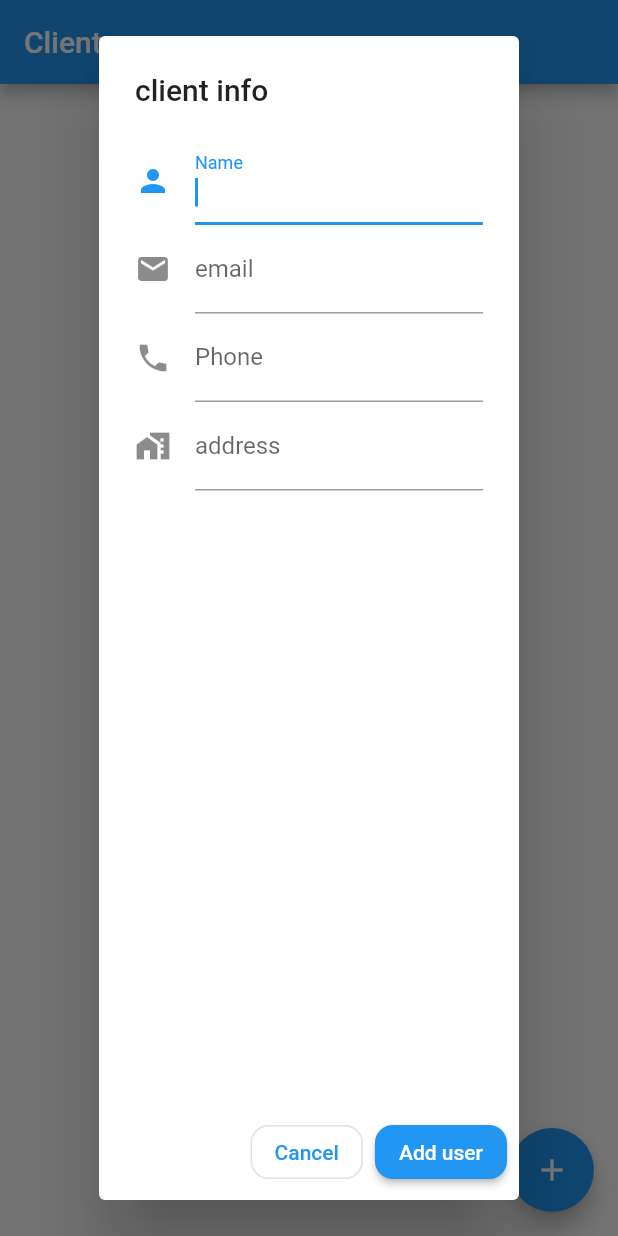
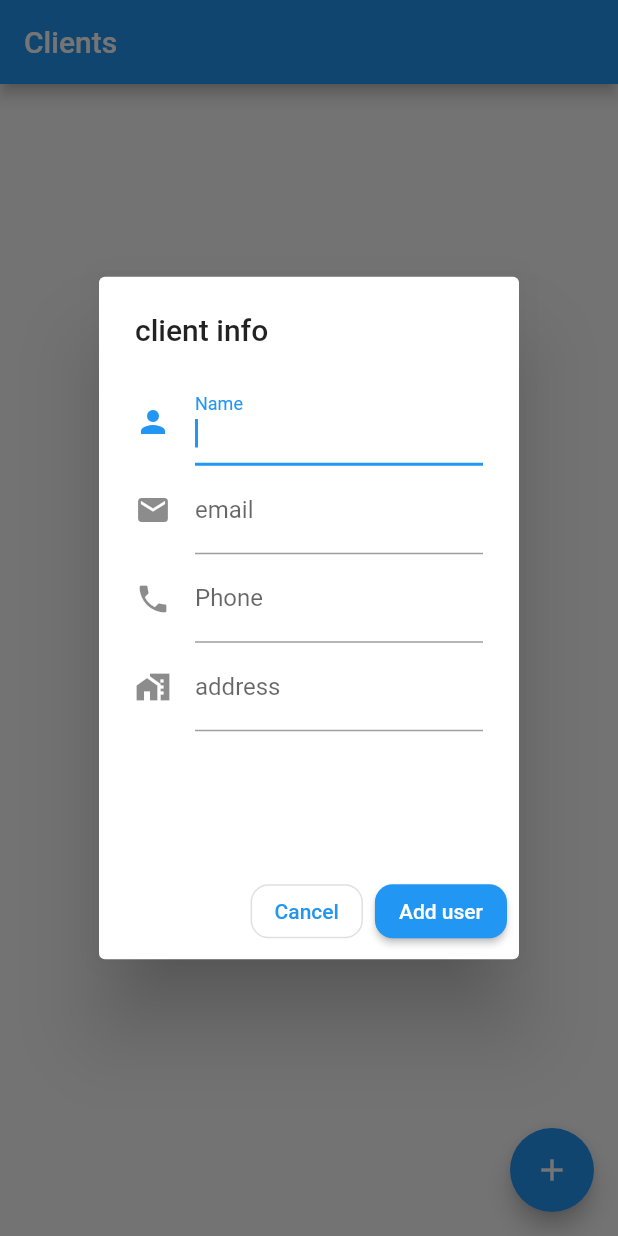
Before and after one commit to yosih48/clients-flutter, a Flutter app: the screen it shows after launch, after a tap on the "add" icon, on a phone screen of 412 x 824 dp. Run offline on Flutter 3.47's test engine with Material 2 defaults, Android fonts, the phone set to English and light mode, and no system bars; our stand-ins replace cloud_firestore, firebase_auth, firebase_core, fluttertoast, pin_code_fields; accounts and stored records are empty; generated files the repository leaves out were written again.

Commit message:
call screen style

```diff
--- a/lib/main.dart
+++ b/lib/main.dart
@@ -123,17 +123,12 @@ class _TodoListState extends State<MyHomePage> {
 
   Future<void> _displayDialog() async {
     return showDialog<void>(
-
       context: context,
       // T: false,
       builder: (BuildContext context) {
-
         return AlertDialog(
-
           title: Text(
             AppLocalizations.of(context)!.clientInfo,
-
-
           ),
           // Text(AppLocalizations.of(context)!.helloWorld),
           // content: TextField(
@@ -141,7 +136,9 @@ class _TodoListState extends State<MyHomePage> {
           //   decoration: const InputDecoration(hintText: 'Type your todo'),
           //   autofocus: true,
           // ),
-          content: Column(
+          content: Container(
+            height: 300.0,
+            child: Column(
               crossAxisAlignment: CrossAxisAlignment.start,
               children: [
                 // Text(AppLocalizations.of(context)!.helloWorld),
@@ -183,6 +180,7 @@ class _TodoListState extends State<MyHomePage> {
                   autofocus: true,
                 ),
               ],
+            ),
           ),
           actions: <Widget>[
             OutlinedButton(
--- a/lib/screens/clientCalls.dart
+++ b/lib/screens/clientCalls.dart
@@ -52,11 +52,11 @@ class CallsScreen extends StatelessWidget {
 
                 // );
                 return Container(
-                  padding: EdgeInsets.symmetric(horizontal: 20),
+                  // padding: EdgeInsets.symmetric(horizontal: 20),
                   width: MediaQuery.of(context).size.width,
-                  margin: EdgeInsets.only(bottom: 12),
+                  margin: EdgeInsets.only(top: 12),
                   child: Container(
-                    padding: EdgeInsets.all(16),
+                    // padding: EdgeInsets.all(16),
                     decoration: BoxDecoration(
                       // borderRadius: BorderRadius.circular(8),
                       color: Colors.blueAccent,
```
Also changed, not shown: lib/screens/actions.dart (+8 -7 lines). Lines whose indentation alone changed are shown as unchanged.
